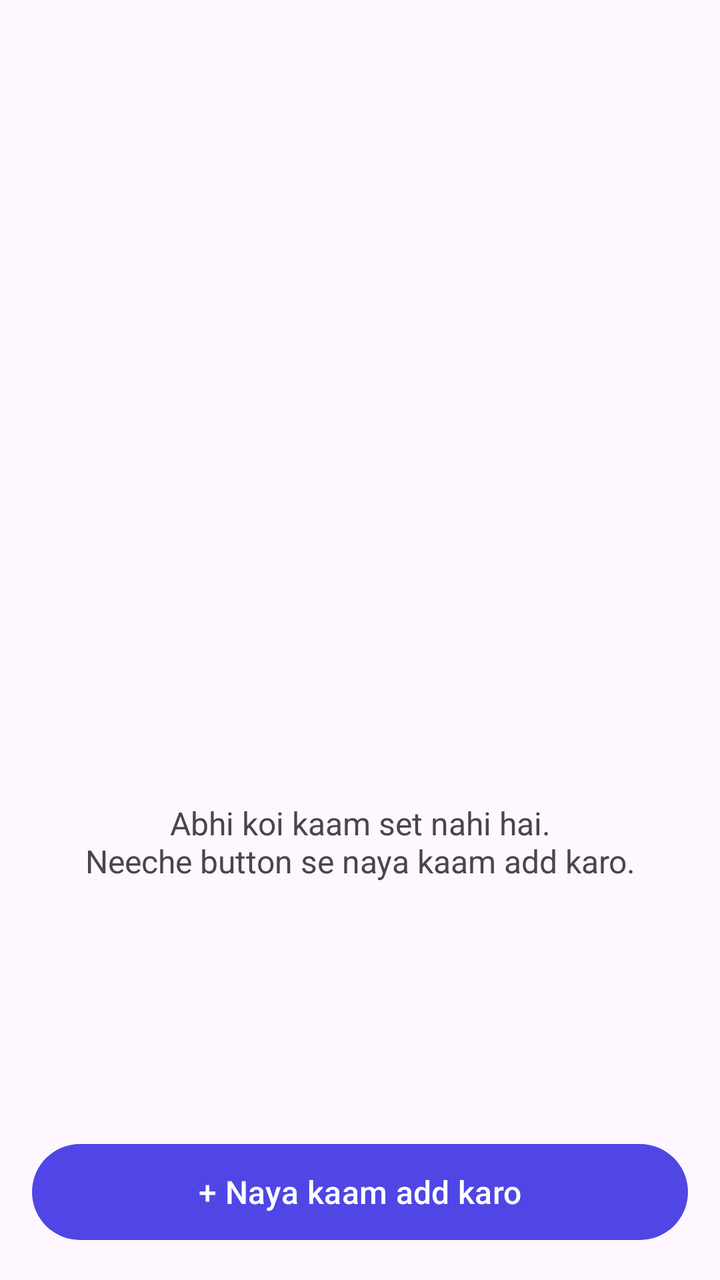
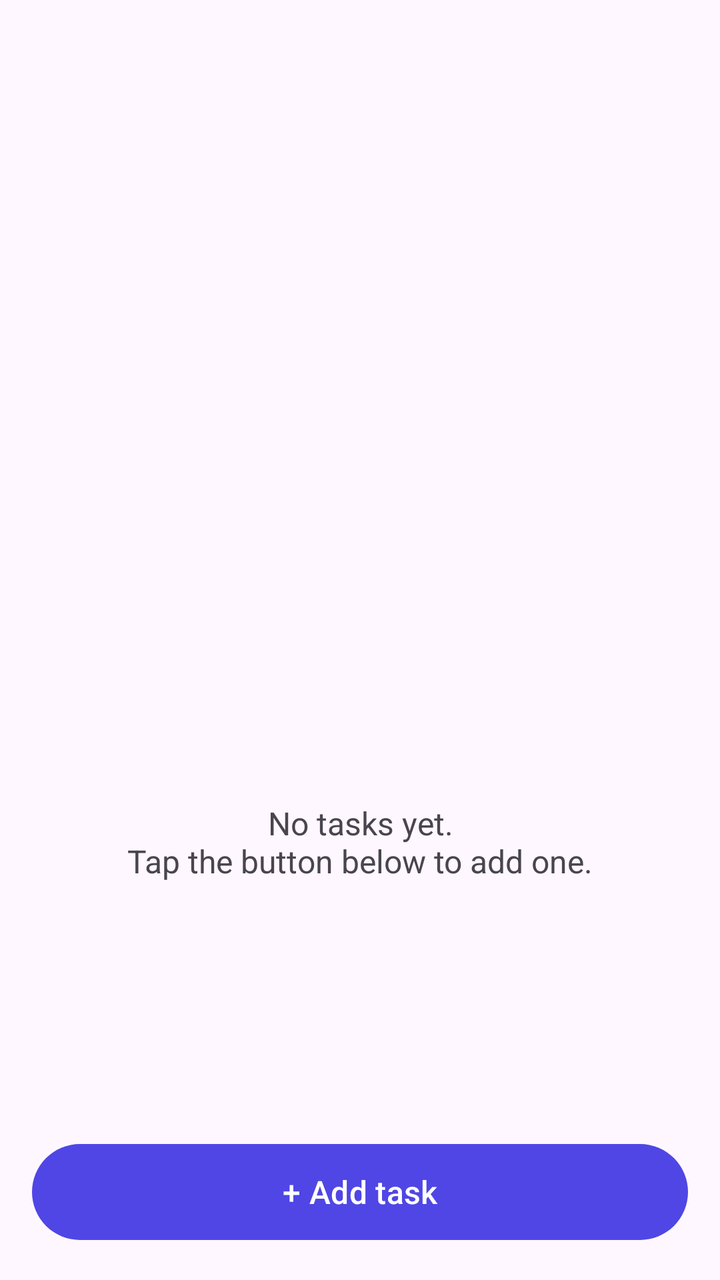

An Android layout rendered at two revisions. The XML below is the earlier revision; the diff shows what the commit changed to produce the second picture.
<!-- AndroidManifest.xml: application theme Theme.AlertAlarm -->
<!-- res/layout/activity_main.xml -->
<?xml version="1.0" encoding="utf-8"?>
<LinearLayout xmlns:android="http://schemas.android.com/apk/res/android"
    android:layout_width="match_parent"
    android:layout_height="match_parent"
    android:orientation="vertical"
    android:padding="16dp">

    <LinearLayout
        android:id="@+id/banner"
        android:layout_width="match_parent"
        android:layout_height="wrap_content"
        android:layout_marginBottom="12dp"
        android:background="@color/banner_bg"
        android:orientation="vertical"
        android:padding="12dp"
        android:visibility="gone">

        <TextView
            android:id="@+id/bannerText"
            android:layout_width="match_parent"
            android:layout_height="wrap_content"
            android:textColor="@color/banner_text"
            android:textSize="14sp" />

        <Button
            android:id="@+id/bannerButton"
            android:layout_width="wrap_content"
            android:layout_height="wrap_content"
            android:layout_marginTop="8dp"
            android:text="Permission do" />
    </LinearLayout>

    <ListView
        android:id="@+id/list"
        android:layout_width="match_parent"
        android:layout_height="0dp"
        android:layout_weight="1"
        android:divider="@android:color/transparent"
        android:dividerHeight="10dp" />

    <TextView
        android:id="@+id/emptyText"
        android:layout_width="match_parent"
        android:layout_height="0dp"
        android:layout_weight="1"
        android:gravity="center"
        android:text="Abhi koi kaam set nahi hai.\nNeeche button se naya kaam add karo."
        android:textSize="16sp" />

    <Button
        android:id="@+id/addButton"
        android:layout_width="match_parent"
        android:layout_height="wrap_content"
        android:layout_marginTop="12dp"
        android:minHeight="56dp"
        android:text="+ Naya kaam add karo"
        android:textSize="16sp" />
</LinearLayout>
<!-- resources referenced by this layout -->
<resources>
  <color name="banner_bg">#FEF3C7</color>
  <color name="banner_text">#92400E</color>
  <style name="Theme.AlertAlarm" parent="Theme.Material3.DayNight">
          <item name="colorPrimary">@color/brand</item>
      </style>
  <color name="brand">#4F46E5</color>
</resources>

<!-- the commit's change to res/layout/activity_main.xml (unified diff, before → after) -->
@@ -27,7 +27,7 @@
             android:layout_width="wrap_content"
             android:layout_height="wrap_content"
             android:layout_marginTop="8dp"
-            android:text="Permission do" />
+            android:text="Grant permission" />
     </LinearLayout>
 
     <ListView
@@ -44,7 +44,7 @@
         android:layout_height="0dp"
         android:layout_weight="1"
         android:gravity="center"
-        android:text="Abhi koi kaam set nahi hai.\nNeeche button se naya kaam add karo."
+        android:text="No tasks yet.\nTap the button below to add one."
         android:textSize="16sp" />
 
     <Button
@@ -53,6 +53,6 @@
         android:layout_height="wrap_content"
         android:layout_marginTop="12dp"
         android:minHeight="56dp"
-        android:text="+ Naya kaam add karo"
+        android:text="+ Add task"
         android:textSize="16sp" />
 </LinearLayout>
